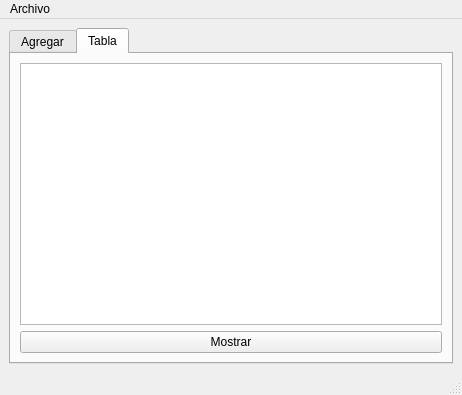
Old version of the form mainwindow.ui in the repository micheldavalos/librosGUI_20A.
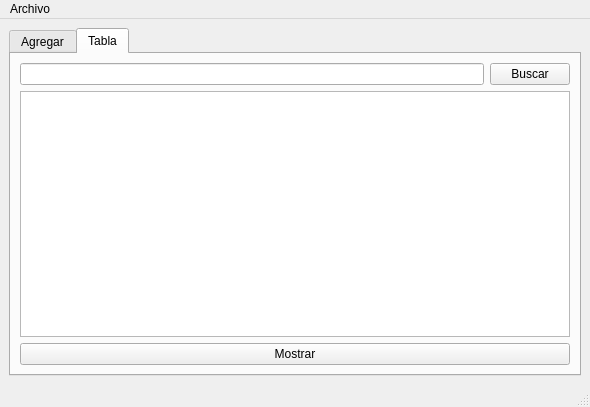
New version of the form.

Commit message: busca por autor

Diff of the .ui file:
```diff
--- a/mainwindow.ui
+++ b/mainwindow.ui
@@ -6,16 +6,16 @@
    <rect>
     <x>0</x>
     <y>0</y>
-    <width>462</width>
-    <height>395</height>
+    <width>590</width>
+    <height>407</height>
    </rect>
   </property>
   <property name="windowTitle">
    <string>Libros</string>
   </property>
   <widget class="QWidget" name="centralwidget">
-   <layout class="QGridLayout" name="gridLayout_2">
-    <item row="0" column="0">
+   <layout class="QVBoxLayout" name="verticalLayout">
+    <item>
      <widget class="QTabWidget" name="tabWidget">
       <property name="currentIndex">
        <number>1</number>
@@ -98,11 +98,25 @@
        <attribute name="title">
         <string>Tabla</string>
        </attribute>
-       <layout class="QGridLayout" name="gridLayout_3">
-        <item row="0" column="0">
+       <layout class="QVBoxLayout" name="verticalLayout_2">
+        <item>
+         <layout class="QHBoxLayout" name="horizontalLayout">
+          <item>
+           <widget class="QLineEdit" name="buscar_entrada"/>
+          </item>
+          <item>
+           <widget class="QPushButton" name="buscar">
+            <property name="text">
+             <string>Buscar</string>
+            </property>
+           </widget>
+          </item>
+         </layout>
+        </item>
+        <item>
          <widget class="QTableWidget" name="tabla"/>
         </item>
-        <item row="1" column="0">
+        <item>
          <widget class="QPushButton" name="mostrar_tabla">
           <property name="text">
            <string>Mostrar</string>
@@ -120,7 +134,7 @@
     <rect>
      <x>0</x>
      <y>0</y>
-     <width>462</width>
+     <width>590</width>
      <height>22</height>
     </rect>
    </property>
```
The commit also changes 2 other files.
